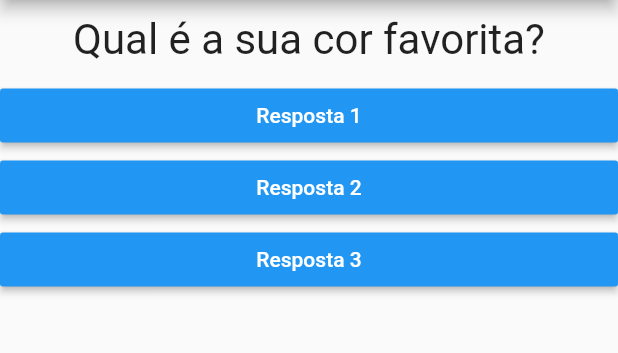
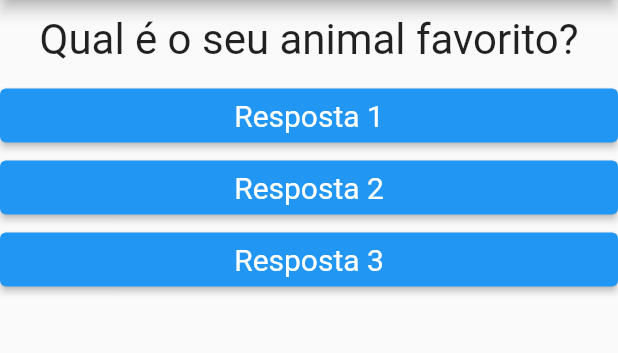
Before and after one commit to luanbatistadev/ProjectQuestions, a Flutter app: the screen it shows after launch, after a tap on "Resposta 1", on a phone screen of 412 x 824 dp, the part 84-437 px from its top. Run offline on Flutter 3.47's test engine with Material 2 defaults, Android fonts, the phone set to English and light mode, and no system bars.

Commit message:
atualização

```diff
--- a/lib/main.dart
+++ b/lib/main.dart
@@ -11,14 +11,23 @@ class _PerguntaAppState extends State<PerguntaApp> {
     setState(() {
       _perguntaSelecionada++;
     });
-    print(_perguntaSelecionada);
   }
 
   @override
   Widget build(BuildContext context) {
-    final perguntas = [
-      'Qual é a sua cor favorita?',
-      'Qual é o seu animal favorito?'
+    List perguntas = [
+      {
+        'texto': 'Qual é a sua cor favorita?',
+        'respostas': ['Preto', 'Vermelho', 'Verde', 'Branco']
+      },
+      {
+        'texto': 'Qual é o seu animal favorito?',
+        'respostas': ['Coelho', 'Cobra', 'Elefante', 'Leão']
+      },
+      {
+        'texto': 'Qual os seu instrutor favorito?',
+        'respostas': ['Maria', 'João', 'Léo', 'Pedro']
+      }
     ];
     return MaterialApp(
       home: Scaffold(
@@ -26,8 +35,8 @@ class _PerguntaAppState extends State<PerguntaApp> {
           title: Text('Perguntas'),
         ),
         body: Column(
-          children: [
-            Questao(perguntas[_perguntaSelecionada]),
+          children: <Widget>[
+            Questao(perguntas[_perguntaSelecionada]['texto']),
             Resposta('Resposta 1', _responder),
             Resposta('Resposta 2', _responder),
             Resposta('Resposta 3', _responder),
--- a/lib/resposta.dart
+++ b/lib/resposta.dart
@@ -8,13 +8,13 @@ class Resposta extends StatelessWidget {
 
   @override
   Widget build(BuildContext context) {
+    final ButtonStyle style =
+        ElevatedButton.styleFrom(textStyle: TextStyle(fontSize: 20));
+
     return Container(
       width: double.infinity,
-      child: RaisedButton(
-          textColor: Colors.white,
-          color: Colors.blue,
-          child: Text(texto),
-          onPressed: () {}),
+      child: ElevatedButton(
+          style: style, child: Text(texto), onPressed: quandoSelecionado),
     );
   }
 }
```
